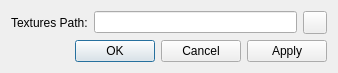
Above: src/ui/PreferencesDialog.ui from Emdek/wz-map-editor before the change. Below: the same form after it.
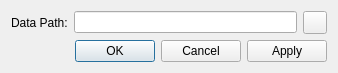
That is the form after the change. Icons and pictures are not drawn.

Commit message: Replace textures path by more generic data path setting

The edit to the form file:
```diff
--- a/src/ui/PreferencesDialog.ui
+++ b/src/ui/PreferencesDialog.ui
@@ -26,7 +26,7 @@
      <item row="0" column="0">
       <widget class="QLabel" name="texturesPathLabel">
        <property name="text">
-        <string>Textures Path:</string>
+        <string>Data Path:</string>
        </property>
       </widget>
      </item>
```
Left out of the diff: 6 changed lines with no effect on the pictures. The commit also changes 4 other files.
